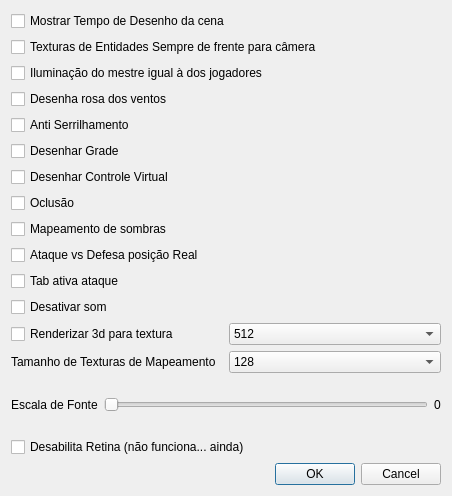
matferib/tabuleiro-virtual, file ifg/qt/ui/opcoes.ui: the form before one commit.
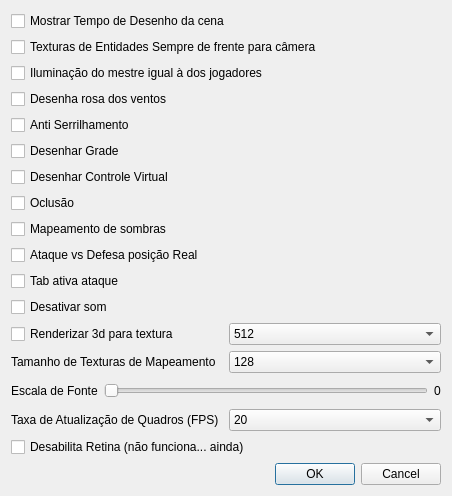
The form after the commit.

Commit message: fps em opcoes

Diff of the .ui file:
```diff
--- a/ifg/qt/ui/opcoes.ui
+++ b/ifg/qt/ui/opcoes.ui
@@ -214,6 +214,41 @@
      </item>
     </layout>
    </item>
+   <item>
+    <layout class="QHBoxLayout" name="horizontalLayout_4">
+     <item>
+      <widget class="QLabel" name="label_3">
+       <property name="text">
+        <string>Taxa de Atualização de Quadros (FPS)</string>
+       </property>
+      </widget>
+     </item>
+     <item>
+      <widget class="QComboBox" name="comboBox">
+       <item>
+        <property name="text">
+         <string>20</string>
+        </property>
+       </item>
+       <item>
+        <property name="text">
+         <string>30</string>
+        </property>
+       </item>
+       <item>
+        <property name="text">
+         <string>45</string>
+        </property>
+       </item>
+       <item>
+        <property name="text">
+         <string>60</string>
+        </property>
+       </item>
+      </widget>
+     </item>
+    </layout>
+   </item>
    <item>
     <widget class="QCheckBox" name="checkbox_desabilitar_retina">
      <property name="toolTip">
```
